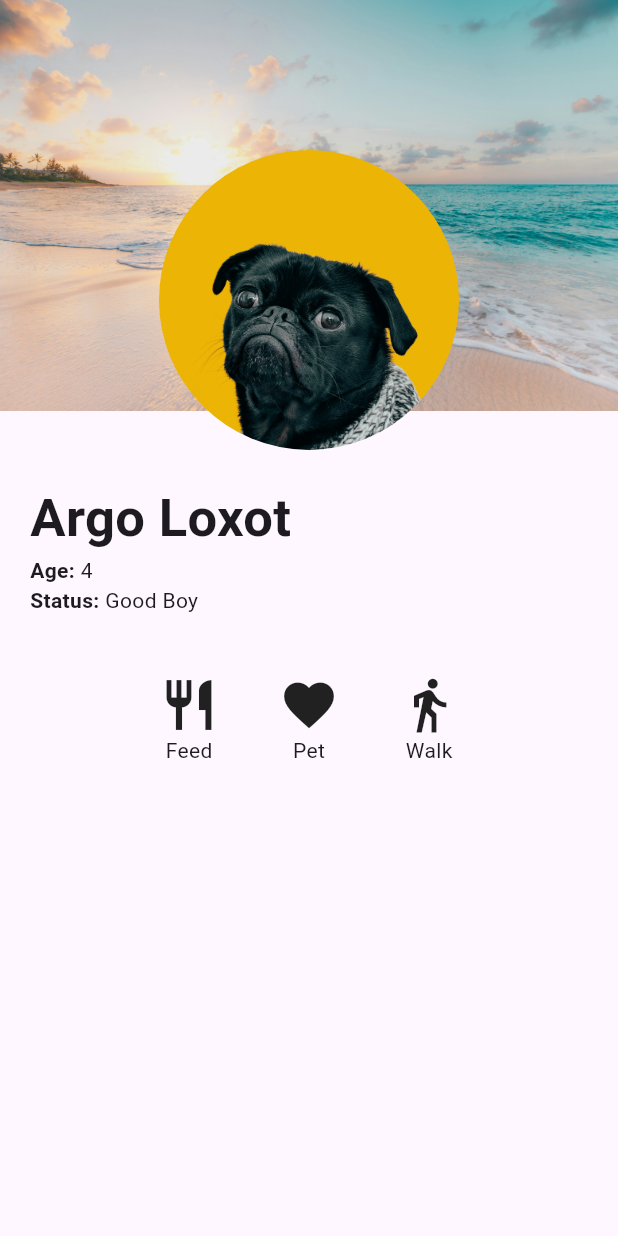
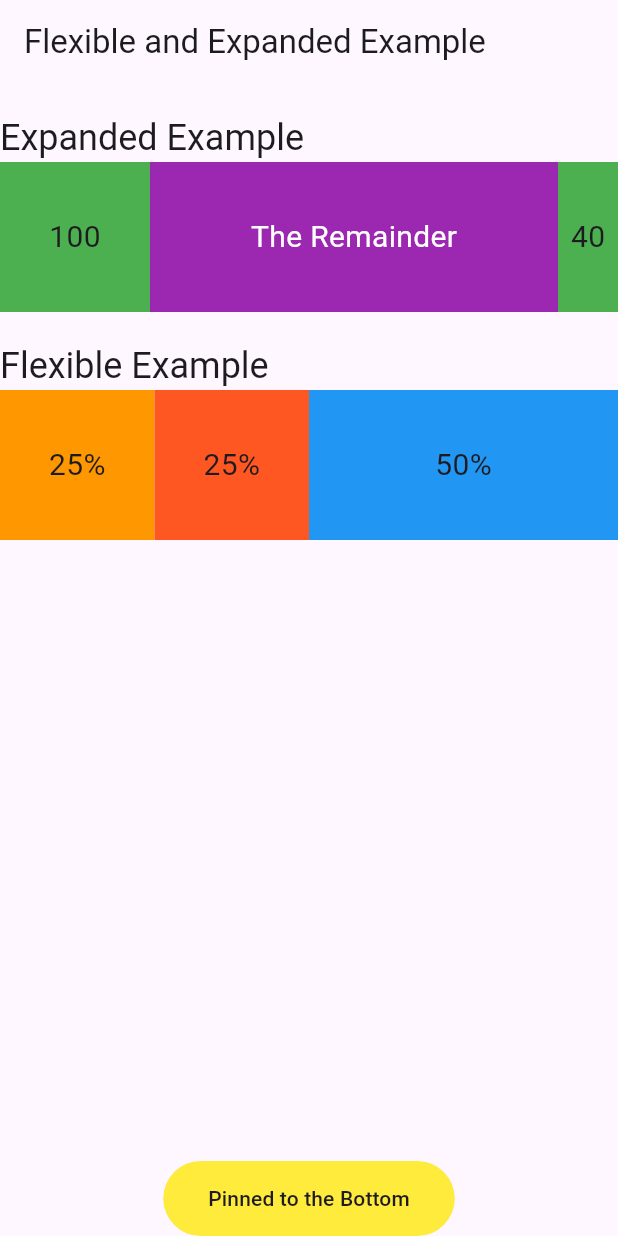
Before and after one commit to reddvid/flutter_cookbook, a Flutter app: the screen it shows after launch, on a phone screen of 412 x 824 dp. Run offline on Flutter 3.47's test engine with Material 3 defaults, Android fonts, the phone set to English and light mode, and no system bars; our stand-ins replace google_fonts.

Commit message:
do flexible reicpe

```diff
--- /dev/null
+++ b/dogs/lib/flex_screen.dart
@@ -0,0 +1,105 @@
+import 'package:dogs/labeled_container.dart';
+import 'package:flutter/material.dart';
+
+class FlexScreen extends StatelessWidget {
+  const FlexScreen({super.key});
+
+  @override
+  Widget build(BuildContext context) {
+    return Scaffold(
+      appBar: AppBar(title: const Text('Flexible and Expanded Example')),
+      body: SafeArea(
+        child: Column(
+          crossAxisAlignment: CrossAxisAlignment.start,
+          children: [
+            ..._header(context, 'Expanded Example'),
+            const DemoExpanded(),
+            ..._header(context, 'Flexible Example'),
+            const DemoFlexible(),
+            const Expanded(child: Spacer()),
+            const DemoFooter(),
+          ],
+        ),
+      ),
+    );
+  }
+}
+
+Iterable<Widget> _header(BuildContext context, String text) {
+  return [
+    const SizedBox(height: 20),
+    Text(text, style: Theme.of(context).textTheme.headlineSmall),
+  ];
+}
+
+class DemoExpanded extends StatelessWidget {
+  const DemoExpanded({super.key});
+
+  @override
+  Widget build(BuildContext context) {
+    return SizedBox(
+      height: 100,
+      child: Row(
+        children: const [
+          LabeledContainer(text: '100', color: Colors.green, width: 100),
+          Expanded(
+            child: LabeledContainer(
+              text: 'The Remainder',
+              color: Colors.purple,
+              textColor: Colors.white,
+            ),
+          ),
+          LabeledContainer(text: '40', color: Colors.green, width: 40),
+        ],
+      ),
+    );
+  }
+}
+
+class DemoFlexible extends StatelessWidget {
+  const DemoFlexible({super.key});
+
+  @override
+  Widget build(BuildContext context) {
+    return SizedBox(
+      height: 100,
+      child: Row(
+        children: const [
+          Flexible(
+            flex: 1,
+            child: LabeledContainer(text: '25%', color: Colors.orange),
+          ),
+          Flexible(
+            flex: 1,
+            child: LabeledContainer(text: '25%', color: Colors.deepOrange),
+          ),
+          Flexible(
+            flex: 2,
+            child: LabeledContainer(text: '50%', color: Colors.blue),
+          ),
+        ],
+      ),
+    );
+  }
+}
+
+class DemoFooter extends StatelessWidget {
+  const DemoFooter({super.key});
+
+  @override
+  Widget build(BuildContext context) {
+    return Center(
+      child: Container(
+        decoration: BoxDecoration(
+          color: Colors.yellow,
+          borderRadius: BorderRadius.circular(40),
+        ),
+        padding: const EdgeInsets.symmetric(vertical: 15.0, horizontal: 30.0),
+        child: Text(
+          'Pinned to the Bottom',
+          style: Theme.of(context).textTheme.titleSmall,
+        ),
+      ),
+    );
+  }
+}
--- a/dogs/lib/main.dart
+++ b/dogs/lib/main.dart
@@ -1,3 +1,4 @@
+import 'package:dogs/flex_screen.dart';
 import 'package:dogs/profile_screen.dart';
 import 'package:flutter/material.dart';
 
@@ -10,6 +11,6 @@ class MainApp extends StatelessWidget {
 
   @override
   Widget build(BuildContext context) {
-    return const MaterialApp(home: ProfileScreen());
+    return const MaterialApp(home: FlexScreen());
   }
 }
```
